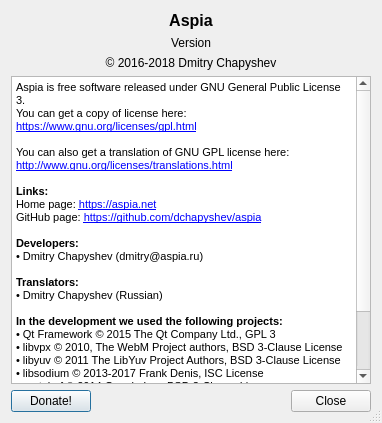
Old version of the form source/console/about_dialog.ui in the repository dchapyshev/aspia.
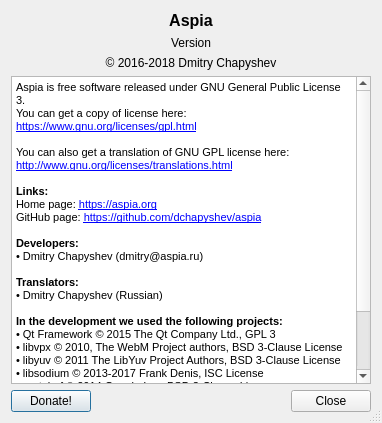
New version of the form. Icons and pictures are not drawn.

```diff
--- a/source/console/about_dialog.ui
+++ b/source/console/about_dialog.ui
@@ -69,7 +69,7 @@
 &lt;p style=&quot; margin-top:0px; margin-bottom:0px; margin-left:0px; margin-right:0px; -qt-block-indent:0; text-indent:0px;&quot;&gt;&lt;a href=&quot;http://www.gnu.org/licenses/translations.html&quot;&gt;&lt;span style=&quot; font-size:8pt; text-decoration: underline; color:#0000ff;&quot;&gt;http://www.gnu.org/licenses/translations.html&lt;/span&gt;&lt;/a&gt;&lt;/p&gt;
 &lt;p style=&quot;-qt-paragraph-type:empty; margin-top:0px; margin-bottom:0px; margin-left:0px; margin-right:0px; -qt-block-indent:0; text-indent:0px;&quot;&gt;&lt;br /&gt;&lt;/p&gt;
 &lt;p style=&quot; margin-top:0px; margin-bottom:0px; margin-left:0px; margin-right:0px; -qt-block-indent:0; text-indent:0px;&quot;&gt;&lt;span style=&quot; font-weight:600;&quot;&gt;Links:&lt;/span&gt;&lt;/p&gt;
-&lt;p style=&quot; margin-top:0px; margin-bottom:0px; margin-left:0px; margin-right:0px; -qt-block-indent:0; text-indent:0px;&quot;&gt;Home page: &lt;a href=&quot;https://aspia.net&quot;&gt;&lt;span style=&quot; font-size:8pt; text-decoration: underline; color:#0000ff;&quot;&gt;https://aspia.net&lt;/span&gt;&lt;/a&gt;&lt;/p&gt;
+&lt;p style=&quot; margin-top:0px; margin-bottom:0px; margin-left:0px; margin-right:0px; -qt-block-indent:0; text-indent:0px;&quot;&gt;Home page: &lt;a href=&quot;https://aspia.org&quot;&gt;&lt;span style=&quot; font-size:8pt; text-decoration: underline; color:#0000ff;&quot;&gt;https://aspia.org&lt;/span&gt;&lt;/a&gt;&lt;/p&gt;
 &lt;p style=&quot; margin-top:0px; margin-bottom:0px; margin-left:0px; margin-right:0px; -qt-block-indent:0; text-indent:0px;&quot;&gt;GitHub page: &lt;a href=&quot;https://github.com/dchapyshev/aspia&quot;&gt;&lt;span style=&quot; font-size:8pt; text-decoration: underline; color:#0000ff;&quot;&gt;https://github.com/dchapyshev/aspia&lt;/span&gt;&lt;/a&gt;&lt;/p&gt;
 &lt;p style=&quot;-qt-paragraph-type:empty; margin-top:0px; margin-bottom:0px; margin-left:0px; margin-right:0px; -qt-block-indent:0; text-indent:0px; font-weight:600;&quot;&gt;&lt;br /&gt;&lt;/p&gt;
 &lt;p style=&quot; margin-top:0px; margin-bottom:0px; margin-left:0px; margin-right:0px; -qt-block-indent:0; text-indent:0px;&quot;&gt;&lt;span style=&quot; font-weight:600;&quot;&gt;Developers:&lt;/span&gt;&lt;/p&gt;
```
